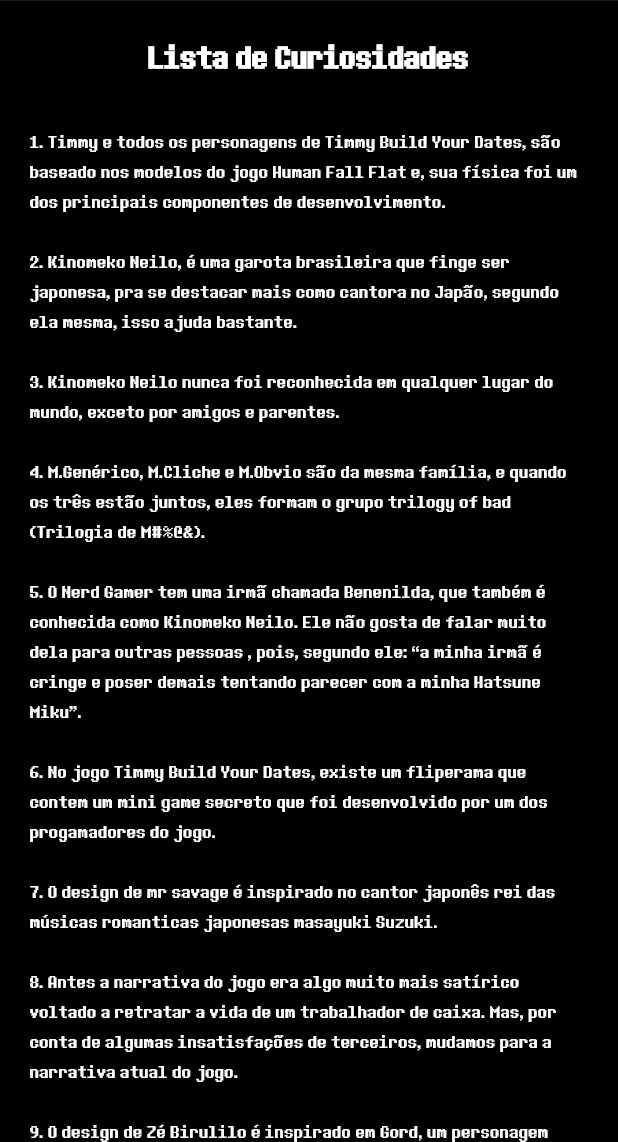
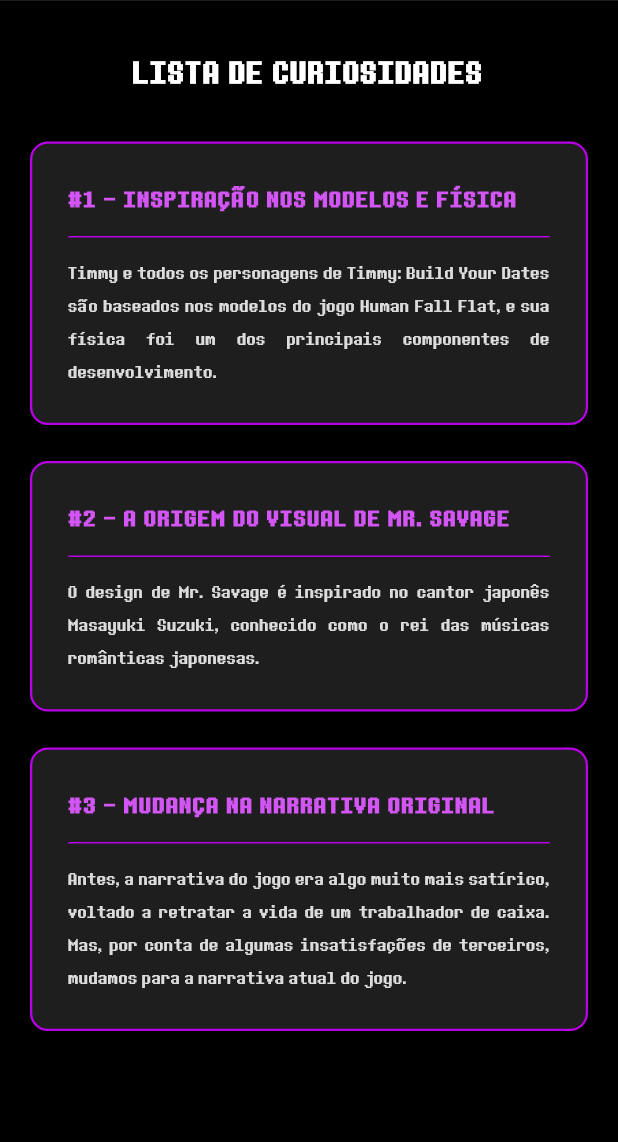
Before and after one commit to k3llts/APP-mobile-star-level-TCC, a Flutter app: the CuriosidadesPage screen opened directly, on a phone screen of 412 x 824 dp, the part 94-1236 px from its top. Run offline on Flutter 3.47's test engine with Material 3 defaults, Android fonts, the phone set to English and light mode, and no system bars.

Commit message:
alterando informações nas paginas da curiosidades e controles

```diff
--- a/lib/paginas/controles_page.dart
+++ b/lib/paginas/controles_page.dart
@@ -73,16 +73,10 @@ class ControlesPage extends StatelessWidget {
                   Text('O menu se abrira durante o funcionamento do jogo pressionando a tecla ESC.\n\nDentro da tela de menu, se encotra:\n\n• Botão de Configurações\n• Botão de Retornar ao Jogo\n• Botão de Retorno ao Título', style: TextStyle(color: Colors.white70)
                   ),
 
-                   SizedBox(height: 20),
-                  Text('Interação com Objetos', style: TextStyle(color: Colors.white, fontSize: 18, fontWeight: FontWeight.bold)),
-                  SizedBox(height: 8),
-                  Text('O jogador tera a oportunidade de interagir com todo e qualquer objeto que tenha essa mecânica de interação pressionando a tecla F.', style: TextStyle(color: Colors.white70)
-                  ),
-
                     SizedBox(height: 20),
                   Text('Lista de Compras', style: TextStyle(color: Colors.white, fontSize: 18, fontWeight: FontWeight.bold)),
                   SizedBox(height: 8),
-                  Text('A lista de compras é um item importante, nele é possível ver quais itens que serão necessários para concluir uma fase do jogo.\n\nA lista de compras aparece ao pressionar a tecla R do teclado.', style: TextStyle(color: Colors.white70)
+                  Text('A lista de compras é um item importante, nele é possível ver quais itens que serão necessários para concluir uma fase do jogo.\n\nA lista de compras aparece ao pressionar a tecla E do teclado.', style: TextStyle(color: Colors.white70)
                   ),
                 ],
               ),
--- a/lib/paginas/curiosidades_page.dart
+++ b/lib/paginas/curiosidades_page.dart
@@ -1,51 +1,136 @@
 import 'package:flutter/material.dart';
 import '../componentes/barra_navegacao.dart';
+
+class Curiosidade {
+  final String titulo;
+  final String texto;
+
+  const Curiosidade({
+    required this.titulo,
+    required this.texto,
+  });
+}
+
+const List<Curiosidade> curiosidades = [
+  Curiosidade(
+    titulo: 'Inspiração nos Modelos e Física',
+    texto:
+        'Timmy e todos os personagens de Timmy: Build Your Dates são baseados nos modelos do jogo Human Fall Flat, e sua física foi um dos principais componentes de desenvolvimento.',
+  ),
+  Curiosidade(
+    titulo: 'A Origem do Visual de Mr. Savage',
+    texto:
+        'O design de Mr. Savage é inspirado no cantor japonês Masayuki Suzuki, conhecido como o rei das músicas românticas japonesas.',
+  ),
+  Curiosidade(
+    titulo: 'Mudança na Narrativa Original',
+    texto:
+        'Antes, a narrativa do jogo era algo muito mais satírico, voltado a retratar a vida de um trabalhador de caixa. Mas, por conta de algumas insatisfações de terceiros, mudamos para a narrativa atual do jogo.',
+  ),
+];
 
 class CuriosidadesPage extends StatelessWidget {
   const CuriosidadesPage({super.key});
 
   @override
-  Widget build(BuildContext context) { // Widget de construção da página de curiosidades
-    final List<String> curiosidades = [
-      'Timmy e todos os personagens de Timmy Build Your Dates, são baseado nos modelos do jogo Human Fall Flat e, sua física foi um dos principais componentes de desenvolvimento.',
-      'Kinomeko Neilo, é uma garota brasileira que finge ser japonesa, pra se destacar mais como cantora no Japão, segundo ela mesma, isso ajuda bastante.',
-      'Kinomeko Neilo nunca foi reconhecida em qualquer lugar do mundo, exceto por amigos e parentes.',
-      'M.Genérico, M.Cliche e M.Obvio são da mesma família, e quando os três estão juntos, eles formam o grupo trilogy of bad (Trilogia de M#%@&).',
-      'O Nerd Gamer tem uma irmã chamada Benenilda, que também é conhecida como Kinomeko Neilo. Ele não gosta de falar muito dela para outras pessoas , pois, segundo ele: “a minha irmã é cringe e poser demais tentando parecer com a minha Hatsune Miku”.',
-      'No jogo Timmy Build Your Dates, existe um fliperama que contem um mini game secreto que foi desenvolvido por um dos progamadores do jogo.',
-      'O design de mr savage é inspirado no cantor japonês rei das músicas romanticas japonesas masayuki Suzuki.',
-      'Antes a narrativa do jogo era algo muito mais satírico voltado a retratar a vida de um trabalhador de caixa. Mas, por conta de algumas insatisfações de terceiros, mudamos para a narrativa atual do jogo.',
-      'O design de Zé Birulilo é inspirado em Gord, um personagem secundário do filme Detona ralph 2, da Disney.',
-    ];
+  Widget build(BuildContext context) {
+    final largura = MediaQuery.sizeOf(context).width;
 
     return Scaffold(
+      backgroundColor: Colors.black,
       body: SingleChildScrollView(
         child: Column(
+          crossAxisAlignment: CrossAxisAlignment.stretch,
           children: [
             const BarraNavegacao(),
-            const SizedBox(height: 20),
-            const Text(
-              'Lista de Curiosidades',
-              style: TextStyle(color: Colors.white, fontSize: 24, fontWeight: FontWeight.bold),
+            const SizedBox(height: 30),
+            const Padding(
+              padding: EdgeInsets.symmetric(horizontal: 20),
+              child: Text(
+                'LISTA DE CURIOSIDADES',
+                textAlign: TextAlign.center,
+                style: TextStyle(
+                  color: Colors.white,
+                  fontSize: 24,
+                  fontWeight: FontWeight.bold,
+                  letterSpacing: 1.2,
                 ),
-            const SizedBox(height: 20),
-            ListView.builder(
+              ),
+            ),
+            const SizedBox(height: 30),
+            Padding(
+              padding: EdgeInsets.symmetric(
+                horizontal: largura > 800 ? largura * 0.15 : 20,
+              ),
+              child: ListView.builder(
                 shrinkWrap: true,
                 physics: const NeverScrollableScrollPhysics(),
                 itemCount: curiosidades.length,
                 itemBuilder: (context, index) {
                   return Padding(
-                  padding: const EdgeInsets.symmetric(horizontal: 20, vertical: 10),
-                  child: Text(
-                    '${index + 1}. ${curiosidades[index]}',
-                    style: const TextStyle(color: Colors.white, fontSize: 14),
+                    padding: const EdgeInsets.only(bottom: 24),
+                    child: _CartaoCuriosidade(
+                      numero: index + 1,
+                      curiosidade: curiosidades[index],
                     ),
                   );
                 },
               ),
+            ),
+            const SizedBox(height: 20),
           ],
         ),
       ),
     );
   }
 }
+
+class _CartaoCuriosidade extends StatelessWidget {
+  final int numero;
+  final Curiosidade curiosidade;
+
+  const _CartaoCuriosidade({
+    required this.numero,
+    required this.curiosidade,
+  });
+
+  @override
+  Widget build(BuildContext context) {
+    return Container(
+      padding: const EdgeInsets.all(24),
+      decoration: BoxDecoration(
+        color: const Color(0xFF1E1E1E),
+        borderRadius: BorderRadius.circular(12),
+        border: Border.all(color: const Color(0xFFB800E5), width: 1.5),
+      ),
+      child: Column(
+        crossAxisAlignment: CrossAxisAlignment.start,
+        children: [
+          Text(
+            '#$numero — ${curiosidade.titulo.toUpperCase()}',
+            style: const TextStyle(
+              color: Color(0xFFD455F5),
+              fontSize: 18,
+              fontWeight: FontWeight.bold,
+              letterSpacing: 1.1,
+            ),
+          ),
+          const Divider(
+            color: Color(0xFFB800E5),
+            height: 24,
+            thickness: 1,
+          ),
+          Text(
+            curiosidade.texto,
+            textAlign: TextAlign.justify,
+            style: const TextStyle(
+              color: Color.fromARGB(255, 220, 220, 220),
+              fontSize: 14,
+              height: 1.6,
+            ),
+          ),
+        ],
+      ),
+    );
+  }
+}
```
Lines whose indentation alone changed are shown as unchanged.
